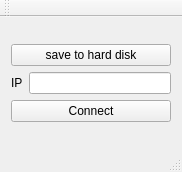
First picture: the form in ClientReceivedFile/mainwindow.ui, repository motovotcazsvs/Junior-Embedded, before the edit.
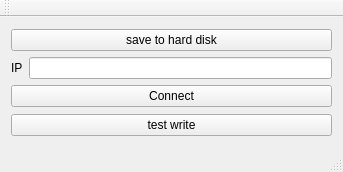
Second picture: the form after the edit.

Commit message: write to server

The edit to the form file:
```diff
--- a/ClientReceivedFile/mainwindow.ui
+++ b/ClientReceivedFile/mainwindow.ui
@@ -6,7 +6,7 @@
    <rect>
     <x>0</x>
     <y>0</y>
-    <width>182</width>
+    <width>343</width>
     <height>172</height>
    </rect>
   </property>
@@ -51,6 +51,13 @@
       </item>
      </layout>
     </item>
+    <item row="1" column="0">
+     <widget class="QPushButton" name="pushButton_3">
+      <property name="text">
+       <string>test write</string>
+      </property>
+     </widget>
+    </item>
    </layout>
    <zorder>lineEdit</zorder>
    <zorder>label_3</zorder>
```
Left out of the diff: 8 changed lines with no effect on the pictures. The commit also changes 6 other files.
